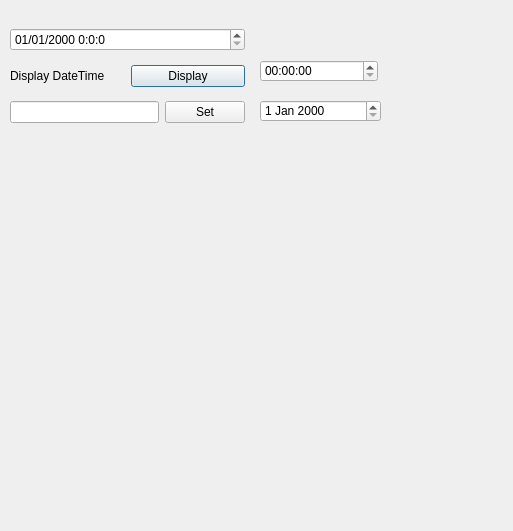
Qt form 02.12 DateTimeEdit/dateTimeEditTest.ui (SebinLee/PyQt5forBeginner) before a commit.
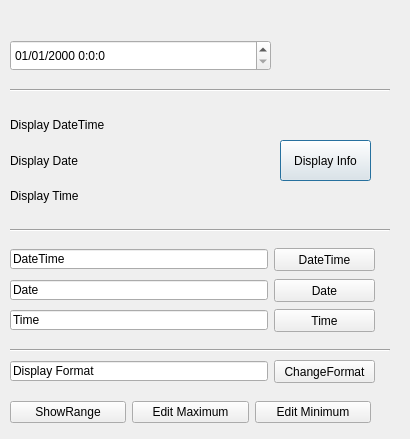
The same form after that commit.

```diff
--- a/02.12 DateTimeEdit/dateTimeEditTest.ui
+++ b/02.12 DateTimeEdit/dateTimeEditTest.ui
@@ -6,97 +6,271 @@
    <rect>
     <x>0</x>
     <y>0</y>
-    <width>513</width>
-    <height>531</height>
+    <width>410</width>
+    <height>439</height>
    </rect>
   </property>
   <property name="windowTitle">
    <string>Dialog</string>
   </property>
-  <widget class="QTimeEdit" name="timeEdit">
+  <widget class="QPushButton" name="btn_displayDateTime">
    <property name="geometry">
     <rect>
-     <x>260</x>
-     <y>60</y>
-     <width>118</width>
-     <height>22</height>
+     <x>280</x>
+     <y>140</y>
+     <width>91</width>
+     <height>41</height>
     </rect>
    </property>
+   <property name="text">
+    <string>Display Info</string>
+   </property>
   </widget>
-  <widget class="QDateEdit" name="dateEdit">
+  <widget class="QDateTimeEdit" name="dateTimeEdit_Test">
    <property name="geometry">
     <rect>
-     <x>260</x>
-     <y>100</y>
-     <width>121</width>
-     <height>22</height>
+     <x>10</x>
+     <y>40</y>
+     <width>261</width>
+     <height>31</height>
     </rect>
    </property>
+   <property name="maximumDateTime">
+    <datetime>
+     <hour>23</hour>
+     <minute>59</minute>
+     <second>59</second>
+     <year>6879</year>
+     <month>6</month>
+     <day>5</day>
+    </datetime>
+   </property>
+   <property name="minimumDateTime">
+    <datetime>
+     <hour>0</hour>
+     <minute>0</minute>
+     <second>0</second>
+     <year>2000</year>
+     <month>1</month>
+     <day>1</day>
+    </datetime>
+   </property>
+   <property name="currentSection">
+    <enum>QDateTimeEdit::DaySection</enum>
+   </property>
+   <property name="displayFormat">
+    <string>dd/MM/yyyy h:m:s</string>
+   </property>
+   <property name="calendarPopup">
+    <bool>false</bool>
+   </property>
   </widget>
-  <widget class="QWidget" name="layoutWidget">
+  <widget class="Line" name="line">
    <property name="geometry">
     <rect>
      <x>10</x>
-     <y>20</y>
-     <width>235</width>
-     <height>111</height>
+     <y>80</y>
+     <width>380</width>
+     <height>20</height>
     </rect>
    </property>
-   <layout class="QVBoxLayout" name="verticalLayout">
+   <property name="orientation">
+    <enum>Qt::Horizontal</enum>
+   </property>
+  </widget>
+  <widget class="Line" name="line_2">
+   <property name="geometry">
+    <rect>
+     <x>10</x>
+     <y>220</y>
+     <width>380</width>
+     <height>20</height>
+    </rect>
+   </property>
+   <property name="orientation">
+    <enum>Qt::Horizontal</enum>
+   </property>
+  </widget>
+  <widget class="QPushButton" name="btn_enterDateTime">
+   <property name="geometry">
+    <rect>
+     <x>274</x>
+     <y>248</y>
+     <width>101</width>
+     <height>23</height>
+    </rect>
+   </property>
+   <property name="text">
+    <string>DateTime</string>
+   </property>
+  </widget>
+  <widget class="QLineEdit" name="line_dateTime">
+   <property name="geometry">
+    <rect>
+     <x>10</x>
+     <y>249</y>
+     <width>258</width>
+     <height>20</height>
+    </rect>
+   </property>
+   <property name="text">
+    <string>DateTime</string>
+   </property>
+  </widget>
+  <widget class="QLineEdit" name="line_date">
+   <property name="geometry">
+    <rect>
+     <x>10</x>
+     <y>280</y>
+     <width>258</width>
+     <height>20</height>
+    </rect>
+   </property>
+   <property name="text">
+    <string>Date</string>
+   </property>
+  </widget>
+  <widget class="QPushButton" name="btn_enterDate">
+   <property name="geometry">
+    <rect>
+     <x>274</x>
+     <y>279</y>
+     <width>101</width>
+     <height>23</height>
+    </rect>
+   </property>
+   <property name="text">
+    <string>Date</string>
+   </property>
+  </widget>
+  <widget class="QLineEdit" name="line_time">
+   <property name="geometry">
+    <rect>
+     <x>10</x>
+     <y>310</y>
+     <width>258</width>
+     <height>20</height>
+    </rect>
+   </property>
+   <property name="text">
+    <string>Time</string>
+   </property>
+  </widget>
+  <widget class="QPushButton" name="btn_enterTime">
+   <property name="geometry">
+    <rect>
+     <x>274</x>
+     <y>309</y>
+     <width>101</width>
+     <height>23</height>
+    </rect>
+   </property>
+   <property name="text">
+    <string>Time</string>
+   </property>
+  </widget>
+  <widget class="Line" name="line_3">
+   <property name="geometry">
+    <rect>
+     <x>10</x>
+     <y>340</y>
+     <width>380</width>
+     <height>20</height>
+    </rect>
+   </property>
+   <property name="orientation">
+    <enum>Qt::Horizontal</enum>
+   </property>
+  </widget>
+  <widget class="QLineEdit" name="line_displayFormat">
+   <property name="geometry">
+    <rect>
+     <x>10</x>
+     <y>361</y>
+     <width>258</width>
+     <height>20</height>
+    </rect>
+   </property>
+   <property name="text">
+    <string>Display Format</string>
+   </property>
+  </widget>
+  <widget class="QPushButton" name="btn_changeFormat">
+   <property name="geometry">
+    <rect>
+     <x>274</x>
+     <y>360</y>
+     <width>101</width>
+     <height>23</height>
+    </rect>
+   </property>
+   <property name="text">
+    <string>ChangeFormat</string>
+   </property>
+  </widget>
+  <widget class="QWidget" name="">
+   <property name="geometry">
+    <rect>
+     <x>10</x>
+     <y>110</y>
+     <width>261</width>
+     <height>101</height>
+    </rect>
+   </property>
+   <layout class="QVBoxLayout" name="verticalLayout_2">
     <item>
-     <widget class="QDateTimeEdit" name="dateTimeEdit">
-      <property name="minimumDateTime">
-       <datetime>
-        <hour>0</hour>
-        <minute>0</minute>
-        <second>0</second>
-        <year>2000</year>
-        <month>1</month>
-        <day>1</day>
-       </datetime>
+     <widget class="QLabel" name="lbl_displayDateTime">
+      <property name="text">
+       <string>Display DateTime</string>
       </property>
-      <property name="currentSection">
-       <enum>QDateTimeEdit::DaySection</enum>
+     </widget>
+    </item>
+    <item>
+     <widget class="QLabel" name="lbl_displayDate">
+      <property name="text">
+       <string>Display Date</string>
       </property>
-      <property name="displayFormat">
-       <string>dd/MM/yyyy h:m:s</string>
+     </widget>
+    </item>
+    <item>
+     <widget class="QLabel" name="lbl_displayTime">
+      <property name="text">
+       <string>Display Time</string>
       </property>
-      <property name="calendarPopup">
-       <bool>false</bool>
+     </widget>
+    </item>
+   </layout>
+  </widget>
+  <widget class="QWidget" name="">
+   <property name="geometry">
+    <rect>
+     <x>10</x>
+     <y>400</y>
+     <width>361</width>
+     <height>25</height>
+    </rect>
+   </property>
+   <layout class="QHBoxLayout" name="horizontalLayout">
+    <item>
+     <widget class="QPushButton" name="btn_showRange">
+      <property name="text">
+       <string>ShowRange</string>
       </property>
      </widget>
     </item>
     <item>
-     <layout class="QHBoxLayout" name="horizontalLayout">
-      <item>
-       <widget class="QLabel" name="lbl_displayDateTime">
-        <property name="text">
-         <string>Display DateTime</string>
-        </property>
-       </widget>
-      </item>
-      <item>
-       <widget class="QPushButton" name="btn_displayDateTime">
-        <property name="text">
-         <string>Display</string>
-        </property>
-       </widget>
-      </item>
-     </layout>
+     <widget class="QPushButton" name="btn_editMaximum">
+      <property name="text">
+       <string>Edit Maximum</string>
+      </property>
+     </widget>
     </item>
     <item>
-     <layout class="QHBoxLayout" name="horizontalLayout_2">
-      <item>
-       <widget class="QLineEdit" name="line_setDateTime"/>
-      </item>
-      <item>
-       <widget class="QPushButton" name="btn_setDateTime">
-        <property name="text">
-         <string>Set</string>
-        </property>
-       </widget>
-      </item>
-     </layout>
+     <widget class="QPushButton" name="btn_editMinimum">
+      <property name="text">
+       <string>Edit Minimum</string>
+      </property>
+     </widget>
     </item>
    </layout>
   </widget>
```
